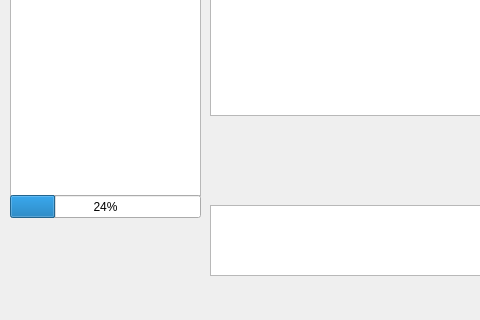
First picture: the form in form.ui, repository Vladislav-S/vk, before the edit; both pictures show x 0 to 480 and y 125 to 445 of the 861 by 445 pixel window.
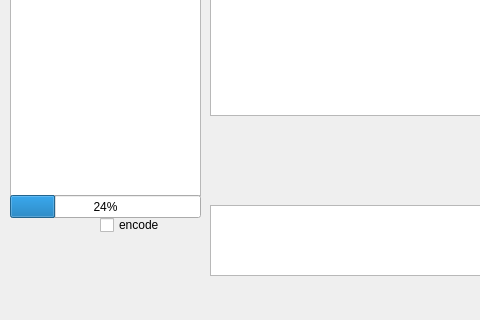
Second picture: the form after the edit. Custom widgets are drawn as their Qt base class.

The edit to the form file:
```diff
--- a/form.ui
+++ b/form.ui
@@ -85,6 +85,19 @@
     <cursorShape>ArrowCursor</cursorShape>
    </property>
   </widget>
+  <widget class="QCheckBox" name="chb_encode">
+   <property name="geometry">
+    <rect>
+     <x>100</x>
+     <y>340</y>
+     <width>101</width>
+     <height>20</height>
+    </rect>
+   </property>
+   <property name="text">
+    <string>encode</string>
+   </property>
+  </widget>
  </widget>
  <customwidgets>
   <customwidget>
```
